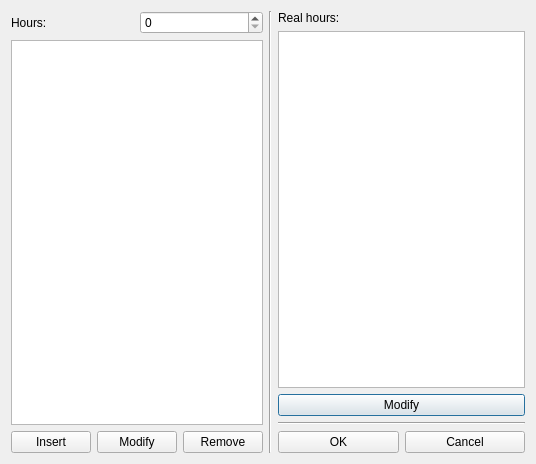
Before: the Qt Designer form fet/src/interface/hoursform_template.ui in vonmecheln/fet, drawn with Qt 5.
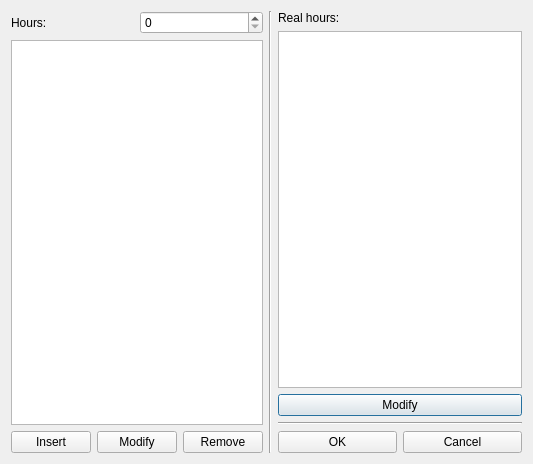
After: the same form once the commit is applied.

Diff of the .ui file:
```diff
--- a/fet/src/interface/hoursform_template.ui
+++ b/fet/src/interface/hoursform_template.ui
@@ -6,7 +6,7 @@
    <rect>
     <x>0</x>
     <y>0</y>
-    <width>536</width>
+    <width>533</width>
     <height>464</height>
    </rect>
   </property>
```
Left out of the diff: 4 changed lines with no effect on the pictures.
